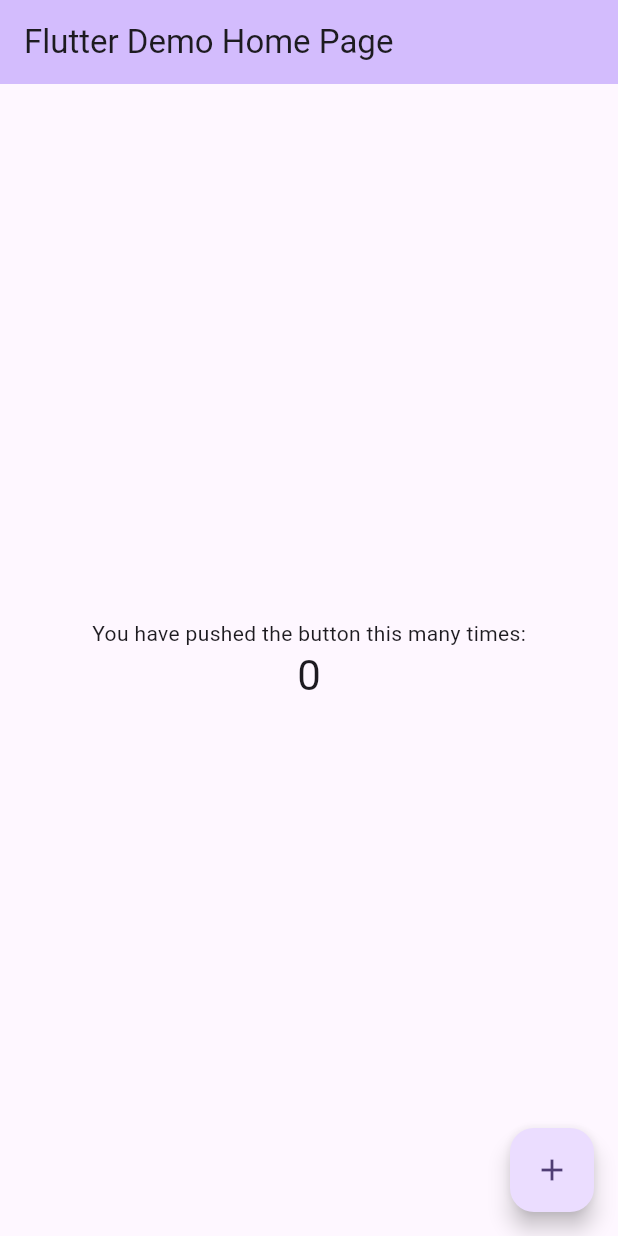
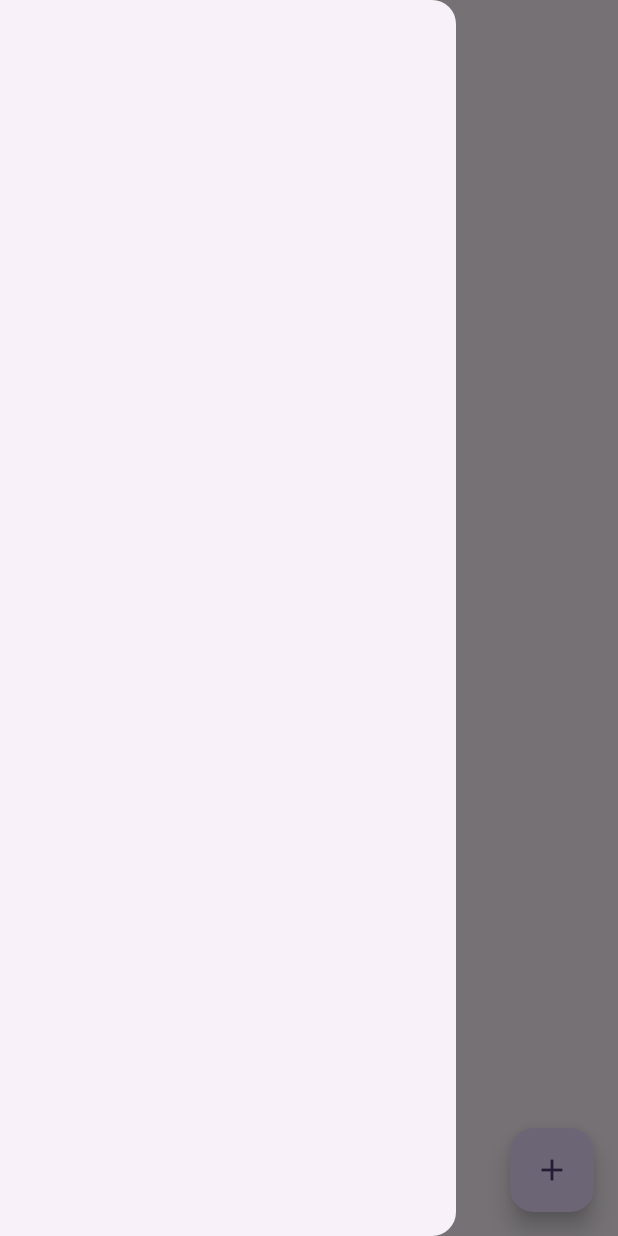
Before and after one commit to Uvilager/flutter_riverpod_grocery_shop, a Flutter app: the screen it shows after launch, with the side drawer open (before the commit the screen has no drawer), on a phone screen of 412 x 824 dp. Run offline on Flutter 3.47's test engine with Material 3 defaults, Android fonts, the phone set to English and light mode, and no system bars; our stand-ins replace cloud_firestore, firebase_core, flutter_riverpod, riverpod_annotation; accounts and stored records are empty; generated files the repository leaves out were written again.

Commit message:
groceries

```diff
--- /dev/null
+++ b/lib/features/groceries/presentation/groceries_screen.dart
@@ -0,0 +1,55 @@
+import 'package:flutter/material.dart';
+import 'package:flutter_riverpod/flutter_riverpod.dart';
+import 'package:flutter_riverpod_grocery_shop/features/groceries/data/groceries_repository.dart';
+
+import 'package:flutter_riverpod_grocery_shop/features/groceries/presentation/add/add_groceries_screen.dart';
+import 'package:flutter_riverpod_grocery_shop/features/groceries/presentation/grocery/grocery_screen.dart';
+
+class GroceriesScreen extends ConsumerWidget {
+  const GroceriesScreen({super.key});
+
+  @override
+  Widget build(BuildContext context, WidgetRef ref) {
+    final groceries = ref.watch(groceriesProvider);
+
+    return Scaffold(
+      drawer: const Drawer(),
+      floatingActionButton: FloatingActionButton(
+        onPressed: () {
+          Navigator.push(
+            context,
+            MaterialPageRoute(
+              builder: (context) => const AddGroceriesScreen(),
+            ),
+          );
+        },
+        child: const Icon(Icons.add),
+      ),
+      appBar: AppBar(
+        title: const Text('Groceries'),
+      ),
+      body: groceries.when(
+        data: (data) => ListView.builder(
+          itemCount: data.length,
+          itemBuilder: (context, index) => ListTile(
+            onTap: () {
+              Navigator.push(context, MaterialPageRoute(
+                builder: (context) {
+                  return const GroceryScreen();
+                },
+              ));
+            },
+            title: Text(data[index].name),
+            subtitle: Text(data[index].price),
+            trailing: IconButton(
+              onPressed: () {},
+              icon: const Icon(Icons.delete),
+            ),
+          ),
+        ),
+        error: (error, stack) => Text(error.toString()),
+        loading: () => const Center(child: CircularProgressIndicator()),
+      ),
+    );
+  }
+}
--- a/lib/main.dart
+++ b/lib/main.dart
@@ -1,7 +1,18 @@
 import 'package:flutter/material.dart';
+import 'package:flutter_riverpod_grocery_shop/firebase_options.dart';
+import 'package:firebase_core/firebase_core.dart';
+import 'package:flutter_riverpod/flutter_riverpod.dart';
 
-void main() {
-  runApp(const MyApp());
+import 'package:flutter_riverpod_grocery_shop/features/groceries/presentation/groceries_screen.dart';
+
+void main() async {
+  // TODO Eager Initialization
+  WidgetsFlutterBinding.ensureInitialized();
+
+  await Firebase.initializeApp(
+    options: DefaultFirebaseOptions.currentPlatform,
+  );
+  runApp(const ProviderScope(child: MyApp()));
 }
 
 class MyApp extends StatelessWidget {
@@ -11,115 +22,13 @@
   @override
   Widget build(BuildContext context) {
     return MaterialApp(
+      debugShowCheckedModeBanner: false,
       title: 'Flutter Demo',
       theme: ThemeData(
-        // This is the theme of your application.
-        //
-        // TRY THIS: Try running your application with "flutter run". You'll see
-        // the application has a purple toolbar. Then, without quitting the app,
-        // try changing the seedColor in the colorScheme below to Colors.green
-        // and then invoke "hot reload" (save your changes or press the "hot
-        // reload" button in a Flutter-supported IDE, or press "r" if you used
-        // the command line to start the app).
-        //
-        // Notice that the counter didn't reset back to zero; the application
-        // state is not lost during the reload. To reset the state, use hot
-        // restart instead.
-        //
-        // This works for code too, not just values: Most code changes can be
-        // tested with just a hot reload.
         colorScheme: ColorScheme.fromSeed(seedColor: Colors.deepPurple),
         useMaterial3: true,
       ),
-      home: const MyHomePage(title: 'Flutter Demo Home Page'),
+      home: const GroceriesScreen(),
     );
   }
 }
-
-class MyHomePage extends StatefulWidget {
-  const MyHomePage({super.key, required this.title});
-
-  // This widget is the home page of your application. It is stateful, meaning
-  // that it has a State object (defined below) that contains fields that affect
-  // how it looks.
-
-  // This class is the configuration for the state. It holds the values (in this
-  // case the title) provided by the parent (in this case the App widget) and
-  // used by the build method of the State. Fields in a Widget subclass are
-  // always marked "final".
-
-  final String title;
-
-  @override
-  State<MyHomePage> createState() => _MyHomePageState();
-}
-
-class _MyHomePageState extends State<MyHomePage> {
-  int _counter = 0;
-
-  void _incrementCounter() {
-    setState(() {
-      // This call to setState tells the Flutter framework that something has
-      // changed in this State, which causes it to rerun the build method below
-      // so that the display can reflect the updated values. If we changed
-      // _counter without calling setState(), then the build method would not be
-      // called again, and so nothing would appear to happen.
-      _counter++;
-    });
-  }
-
-  @override
-  Widget build(BuildContext context) {
-    // This method is rerun every time setState is called, for instance as done
-    // by the _incrementCounter method above.
-    //
-    // The Flutter framework has been optimized to make rerunning build methods
-    // fast, so that you can just rebuild anything that needs updating rather
-    // than having to individually change instances of widgets.
-    return Scaffold(
-      appBar: AppBar(
-        // TRY THIS: Try changing the color here to a specific color (to
-        // Colors.amber, perhaps?) and trigger a hot reload to see the AppBar
-        // change color while the other colors stay the same.
-        backgroundColor: Theme.of(context).colorScheme.inversePrimary,
-        // Here we take the value from the MyHomePage object that was created by
-        // the App.build method, and use it to set our appbar title.
-        title: Text(widget.title),
-      ),
-      body: Center(
-        // Center is a layout widget. It takes a single child and positions it
-        // in the middle of the parent.
-        child: Column(
-          // Column is also a layout widget. It takes a list of children and
-          // arranges them vertically. By default, it sizes itself to fit its
-          // children horizontally, and tries to be as tall as its parent.
-          //
-          // Column has various properties to control how it sizes itself and
-          // how it positions its children. Here we use mainAxisAlignment to
-          // center the children vertically; the main axis here is the vertical
-          // axis because Columns are vertical (the cross axis would be
-          // horizontal).
-          //
-          // TRY THIS: Invoke "debug painting" (choose the "Toggle Debug Paint"
-          // action in the IDE, or press "p" in the console), to see the
-          // wireframe for each widget.
-          mainAxisAlignment: MainAxisAlignment.center,
-          children: <Widget>[
-            const Text(
-              'You have pushed the button this many times:',
-            ),
-            Text(
-              '$_counter',
-              style: Theme.of(context).textTheme.headlineMedium,
-            ),
-          ],
-        ),
-      ),
-      floatingActionButton: FloatingActionButton(
-        onPressed: _incrementCounter,
-        tooltip: 'Increment',
-        child: const Icon(Icons.add),
-      ), // This trailing comma makes auto-formatting nicer for build methods.
-    );
-  }
-}
```
Also changed, not shown: lib/features/groceries/data/groceries_repository.dart (added, +43 -0 lines), lib/features/groceries/domain/grocery_model.dart (added, +40 -0 lines), lib/features/groceries/presentation/add/add_groceries_screen.dart (added, +15 -0 lines), lib/features/groceries/presentation/add/add_groceries_widget.dart (added, +99 -0 lines), lib/features/groceries/presentation/controllers/groceries_controller.dart (added, +26 -0 lines), lib/features/groceries/presentation/grocery/grocery_item.dart (added, +15 -0 lines), lib/features/groceries/presentation/grocery/grocery_screen.dart (added, +15 -0 lines), pubspec.yaml (+8 -0 lines), lib/features/groceries/data/groceries_repository.g.dart (added), lib/features/groceries/presentation/controllers/groceries_controller.g.dart (added), lib/firebase_options.dart (added), pubspec.lock, 9 other files.
